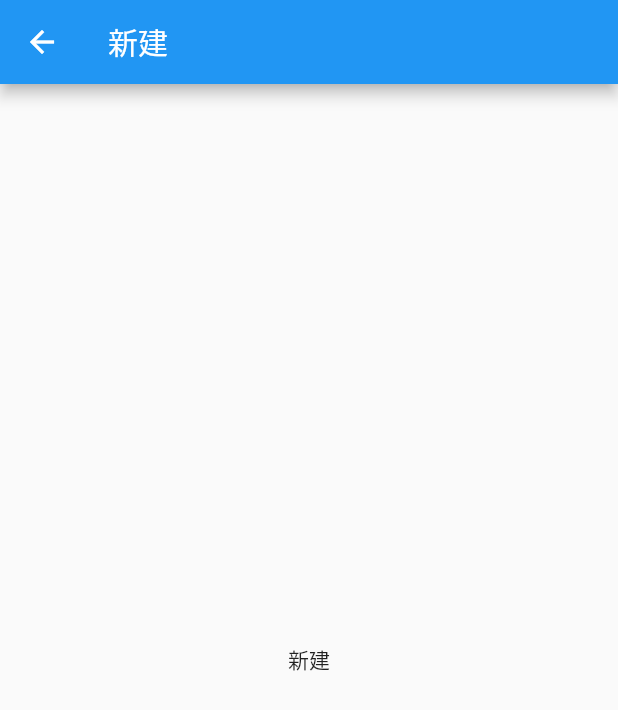
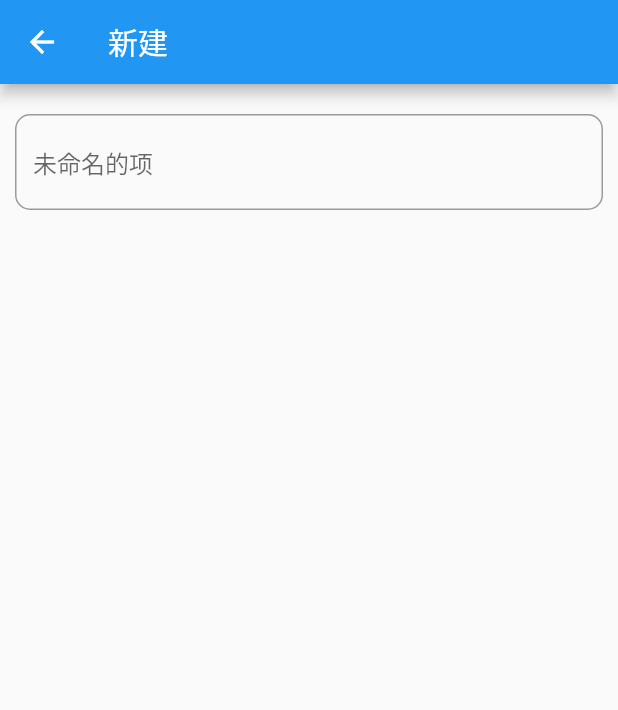
Before and after one commit to diaozxin007/go-and-do-front, a Flutter app: the MainAddPage screen opened by its route, on a phone screen of 412 x 824 dp. Shown: the top 710 px of the screen. Run offline on Flutter 3.47's test engine with Material 2 defaults, Android fonts, the light colour scheme and no system bars; network calls fail; key blocks and very long unbroken strings in the code were emptied for the run.

Commit message:
新建页面title输入框，未完成

```diff
--- a/lib/page/main_add_page.dart
+++ b/lib/page/main_add_page.dart
@@ -1,4 +1,3 @@
-
 import 'package:flutter/material.dart';
 import 'package:goanddo/navigator/side-drawer.dart';
 
@@ -8,13 +7,37 @@ class MainAddPage extends StatefulWidget {
 }
 
 class _MainAddPageState extends State<MainAddPage> {
+  final _formKey = GlobalKey<FormState>();
+
   @override
   Widget build(BuildContext context) {
     return Scaffold(
-      appBar: AppBar(
-        title: Text('新建'),
-      ),
-      body: Center(child: Text('新建'),),
-    );
+        appBar: AppBar(
+          title: Text('新建'),
+        ),
+        body: Form(
+            key: _formKey,
+            child: Container(
+              decoration: BoxDecoration(),
+              padding: EdgeInsets.fromLTRB(10, 20, 10, 20),
+              child: Column(
+                crossAxisAlignment: CrossAxisAlignment.start,
+                children: <Widget>[
+                  TextFormField(
+                    decoration: InputDecoration(
+                      border: OutlineInputBorder(
+                          borderRadius: BorderRadius.all(Radius.circular(10))),
+//                      icon: Icon(Icons.title),
+                      hintText: '未命名的项'
+                    ),
+                    validator: (value) {
+                      if (value.isEmpty) {
+                        return '请输入标题';
+                      }
+                    },
+                  ),
+                ],
+              ),
+            )));
   }
 }
```
